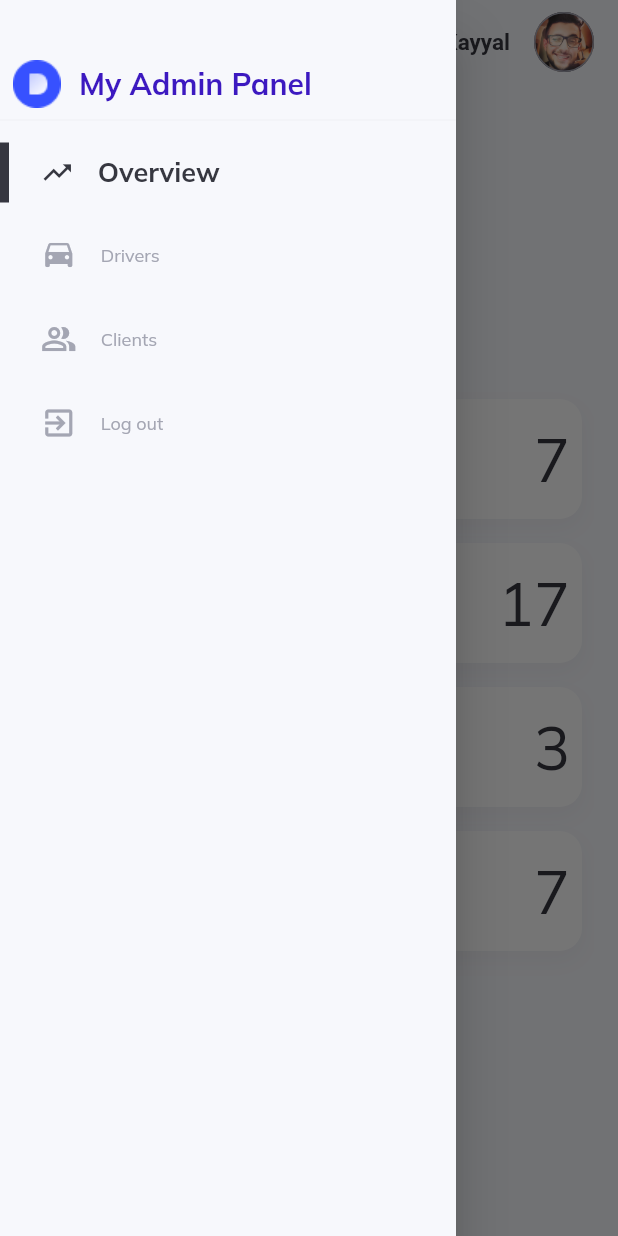
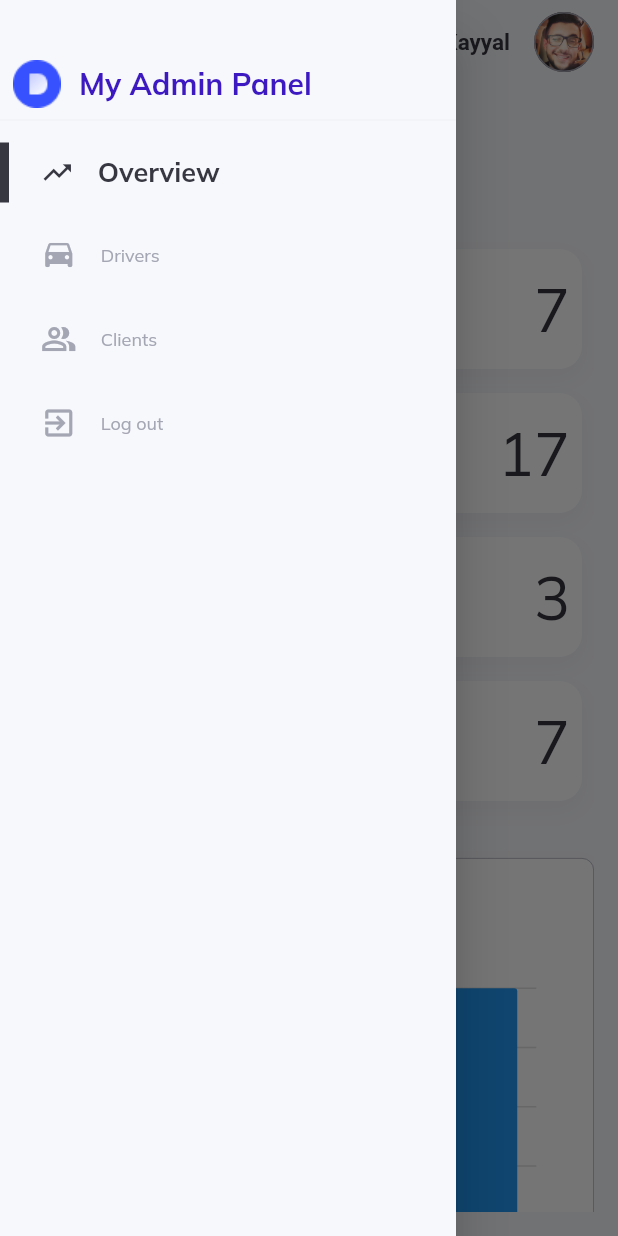
Before and after one commit to PortgasXDXMajd/MyAdminPanel, a Flutter app: the screen it shows after launch, after a tap on the "menu" icon, on a phone screen of 412 x 824 dp. Run offline on Flutter 3.47's test engine with Material 2 defaults, Android fonts, the light colour scheme and no system bars; our stand-ins replace charts_flutter, data_table_2, get, google_fonts.

Commit message:
finishing the overview page

```diff
--- a/lib/pages/overview/overview.dart
+++ b/lib/pages/overview/overview.dart
@@ -2,9 +2,13 @@ import 'package:flutter/cupertino.dart';
 import 'package:flutter/material.dart';
 import 'package:flutter_app/constants/controllers.dart';
 import 'package:flutter_app/helpers/responsiveness.dart';
+import 'package:flutter_app/pages/overview/widgets/available-driver.dart';
+import 'package:flutter_app/pages/overview/widgets/data-table.dart';
 import 'package:flutter_app/pages/overview/widgets/overview-card-large.dart';
 import 'package:flutter_app/pages/overview/widgets/overview-card-medium.dart';
 import 'package:flutter_app/pages/overview/widgets/overview-card-small.dart';
+import 'package:flutter_app/pages/overview/widgets/revenue-large.dart';
+import 'package:flutter_app/pages/overview/widgets/revenue-small.dart';
 import 'package:flutter_app/widgets/CustomText.dart';
 import 'package:get/get.dart';
 
@@ -60,7 +64,7 @@ class _OverviewPageState extends State<OverviewPage> {
           ],
         )),
 
-        SizedBox(height: 100,),
+        SizedBox(height: ResponsiveWidget.isSmallScreen(context)? 0:50,),
 
         Expanded(
           child: ListView(
@@ -70,7 +74,15 @@ class _OverviewPageState extends State<OverviewPage> {
               else if(ResponsiveWidget.isMediumScreen(context))
                 OverviewMediumCardWidget(data: infoCardData,)
               else
-                OverViewSmallCardWidget(data: infoCardData,)
+                OverViewSmallCardWidget(data: infoCardData,),
+
+              if(ResponsiveWidget.isSmallScreen(context))
+                RevenueSectionSmall()
+              else
+                RevenueSectionLarge(),
+
+              AvailableDriverDataTable(),
+
             ],
           ),
         )
--- /dev/null
+++ b/lib/pages/overview/widgets/available-driver.dart
@@ -0,0 +1,90 @@
+import 'package:data_table_2/data_table_2.dart';
+import 'package:flutter/material.dart';
+import 'package:flutter_app/constants/colors.dart';
+import 'package:flutter_app/widgets/CustomText.dart';
+
+
+class AvailableDriverDataTable extends StatelessWidget {
+
+  @override
+  Widget build(BuildContext context) {
+    return Container(
+      margin: EdgeInsets.only(bottom: 30),
+      padding: EdgeInsets.all(16),
+      decoration: BoxDecoration(
+        color: Colors.white,
+        borderRadius: BorderRadius.circular(8),
+        boxShadow: [
+          BoxShadow(
+              offset: Offset(0, 6),
+              color: lightGrey.withOpacity(.1),
+              blurRadius: 12)
+        ],
+        border: Border.all(color: lightGrey, width: .5),
+      ),
+      child: Column(
+        children: [
+          Row(
+            children: [
+              CustomText(
+                text: 'Available Drivers',
+                color: lightGrey,
+                weight: FontWeight.bold,
+                size: 16,
+              )
+            ],
+          ),
+          DataTable2(
+              columnSpacing: 12,
+              horizontalMargin: 12,
+              minWidth: 600,
+              columns: [
+                DataColumn2(
+                  label: Text('Name'),
+                  size: ColumnSize.L,
+                ),
+                DataColumn(
+                  label: Text('Location'),
+                ),
+                DataColumn(
+                  label: Text('Rating'),
+                ),
+                DataColumn(
+                  label: Text('Action'),
+                ),
+              ],
+              rows: List<DataRow>.generate(
+                  7, (index) => DataRow(
+                  cells: [
+                    DataCell(CustomText(text: 'John Markus',)),
+                    DataCell(CustomText(text: 'Aachen, Germany',)),
+                    DataCell(Row(
+                      mainAxisSize: MainAxisSize.min,
+                      children: [
+                        Icon(Icons.star,color: Colors.deepOrange,size: 18,),
+                        SizedBox(width: 4,),
+                        CustomText(text: '4.$index')
+                      ],
+                    )),
+                    DataCell(Container(
+                      decoration: BoxDecoration(
+                        border: Border.all(color: active,width: 0.5),
+                        color: light,
+                        borderRadius: BorderRadius.circular(20),
+                      ),
+                      padding: EdgeInsets.symmetric(horizontal: 12,vertical: 6),
+                      child: CustomText(
+                        text: 'Available Delivery',
+                        color: active.withOpacity(0.7),
+                        weight: FontWeight.bold,
+                      ),
+
+                    )),
+                  ])
+              )
+          ),
+        ],
+      ),
+    );
+  }
+}
--- /dev/null
+++ b/lib/pages/overview/widgets/revenue-info.dart
@@ -0,0 +1,25 @@
+import 'package:flutter/material.dart';
+import 'package:flutter_app/constants/colors.dart';
+
+class RevenueInfo extends StatelessWidget {
+  final String? title;
+  final String? amount;
+
+  const RevenueInfo({this.title, this.amount});
+
+  @override
+  Widget build(BuildContext context) {
+    return Expanded(
+      child: RichText(
+          textAlign: TextAlign.center,
+          text: TextSpan(children: [
+            TextSpan(
+                text: "$title \n\n",
+                style: TextStyle(color: lightGrey, fontSize: 16)),
+            TextSpan(
+                text: "\$ $amount",
+                style: TextStyle(fontSize: 24, fontWeight: FontWeight.bold)),
+          ])),
+    );
+  }
+}
--- /dev/null
+++ b/lib/pages/overview/widgets/revenue-large.dart
@@ -0,0 +1,85 @@
+import 'package:flutter/material.dart';
+import 'package:flutter_app/constants/colors.dart';
+import 'package:flutter_app/pages/overview/widgets/revenue-info.dart';
+import 'package:flutter_app/widgets/CustomText.dart';
+import 'package:flutter_app/widgets/bar_chart.dart';
+
+class RevenueSectionLarge extends StatelessWidget {
+
+  @override
+  Widget build(BuildContext context) {
+    return  Container(
+      padding: EdgeInsets.all(24),
+      margin: EdgeInsets.symmetric(vertical: 30),
+      decoration: BoxDecoration(
+        color: Colors.white,
+        borderRadius: BorderRadius.circular(8),
+        boxShadow: [
+          BoxShadow(
+              offset: Offset(0, 6),
+              color: lightGrey.withOpacity(.1),
+              blurRadius: 12)
+        ],
+        border: Border.all(color: lightGrey, width: .5),
+      ),
+      child: Row(
+        children: [
+          Expanded(
+            child: Column(
+              mainAxisAlignment: MainAxisAlignment.spaceEvenly,
+              children: [
+                CustomText(
+                  text: "Revenue Chart",
+                  size: 20,
+                  weight: FontWeight.bold,
+                  color: lightGrey,
+                ),
+                Container(
+                    width: 600,
+                    height: 200,
+                    child: SimpleBarChart.withSampleData()),
+              ],
+            ),
+          ),
+          Container(
+            width: 1,
+            height: 120,
+            color: lightGrey,
+          ),
+          Expanded(
+            child: Column(
+              mainAxisAlignment: MainAxisAlignment.spaceEvenly,
+              children: [
+                Row(
+                  children: [
+                    RevenueInfo(
+                      title: "Toda\'s revenue",
+                      amount: "230",
+                    ),
+                    RevenueInfo(
+                      title: "Last 7 days",
+                      amount: "1,100",
+                    ),
+                  ],
+                ),
+                SizedBox(height: 30,),
+                Row(
+                  children: [
+                    RevenueInfo(
+                      title: "Last 30 days",
+                      amount: "3,230",
+                    ),
+                    RevenueInfo(
+                      title: "Last 12 months",
+                      amount: "11,300",
+                    ),
+                  ],
+                ),
+              ],
+            ),
+          ),
+        ],
+      ),
+    );
+  }
+}
--- /dev/null
+++ b/lib/pages/overview/widgets/revenue-small.dart
@@ -0,0 +1,86 @@
+import 'package:flutter/material.dart';
+import 'package:flutter_app/constants/colors.dart';
+import 'package:flutter_app/pages/overview/widgets/revenue-info.dart';
+import 'package:flutter_app/widgets/CustomText.dart';
+import 'package:flutter_app/widgets/bar_chart.dart';
+
+class RevenueSectionSmall extends StatelessWidget {
+
+  @override
+  Widget build(BuildContext context) {
+    return  Container(
+      padding: EdgeInsets.all(24),
+      margin: EdgeInsets.symmetric(vertical: 30),
+      decoration: BoxDecoration(
+        color: Colors.white,
+        borderRadius: BorderRadius.circular(8),
+        boxShadow: [
+          BoxShadow(
+              offset: Offset(0, 6),
+              color: lightGrey.withOpacity(.1),
+              blurRadius: 12)
+        ],
+        border: Border.all(color: lightGrey, width: .5),
+      ),
+      child: Column(
+        children: [
+          Container(
+            height: 260,
+            child: Column(
+              mainAxisAlignment: MainAxisAlignment.spaceEvenly,
+              children: [
+                CustomText(
+                  text: "Revenue Chart",
+                  size: 20,
+                  weight: FontWeight.bold,
+                  color: lightGrey,
+                ),
+                Container(
+                    width: 600,
+                    height: 200,
+                    child: SimpleBarChart.withSampleData()),
+              ],
+            ),
+          ),
+          Container(
+            width: 120,
+            height: 1,
+            color: lightGrey,
+          ),
+          Container(
+            height: 260,
+            child: Column(
+              mainAxisAlignment: MainAxisAlignment.spaceEvenly,
+              children: [
+                Row(
+                  children: [
+                    RevenueInfo(
+                      title: "Toda\'s revenue",
+                      amount: "230",
+                    ),
+                    RevenueInfo(
+                      title: "Last 7 days",
+                      amount: "1,100",
+                    ),
+                  ],
+                ),
+                Row(
+                  children: [
+                    RevenueInfo(
+                      title: "Last 30 days",
+                      amount: "3,230",
+                    ),
+                    RevenueInfo(
+                      title: "Last 12 months",
+                      amount: "11,300",
+                    ),
+                  ],
+                ),
+              ],
+            ),
+          ),
+        ],
+      ),
+    );
+  }
+}
--- /dev/null
+++ b/lib/widgets/bar_chart.dart
@@ -0,0 +1,55 @@
+import 'package:charts_flutter/flutter.dart' as charts;
+import 'package:flutter/material.dart';
+
+class SimpleBarChart extends StatelessWidget {
+  final List<charts.Series<dynamic,String>> seriesList;
+  final bool animate;
+
+  SimpleBarChart(this.seriesList, {this.animate = true});
+
+  /// Creates a [BarChart] with sample data and no transition.
+  factory SimpleBarChart.withSampleData() {
+    return new SimpleBarChart(
+      _createSampleData(),
+      // Disable animations for image tests.
+      animate: false,
+    );
+  }
+
+
+  @override
+  Widget build(BuildContext context) {
+    return new charts.BarChart(
+      seriesList,
+      animate: animate,
+    );
+  }
+
+  /// Create one series with sample hard coded data.
+  static List<charts.Series<OrdinalSales, String>> _createSampleData() {
+    final data = [
+      new OrdinalSales('12 Aug', 36),
+      new OrdinalSales('13 Aug', 60),
+      new OrdinalSales('Yesterday', 40),
+      new OrdinalSales('Today', 80),
+    ];
+
+    return [
+      new charts.Series<OrdinalSales, String>(
+        id: 'Sales',
+        colorFn: (_, __) => charts.MaterialPalette.blue.shadeDefault,
+        domainFn: (OrdinalSales sales, _) => sales.year,
+        measureFn: (OrdinalSales sales, _) => sales.sales,
+        data: data,
+      )
+    ];
+  }
+}
+
+/// Sample ordinal data type.
+class OrdinalSales {
+  final String year;
+  final int sales;
+
+  OrdinalSales(this.year, this.sales);
+}
```
